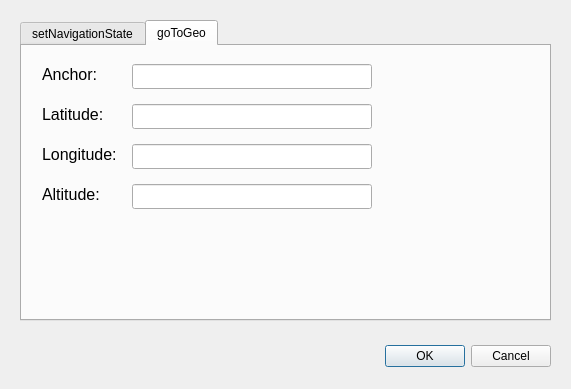
The window that apps/OpenSpace/ext/launcher/src/camera.ui (OpenSpace/OpenSpace) describes before a commit, drawn with Qt 5.
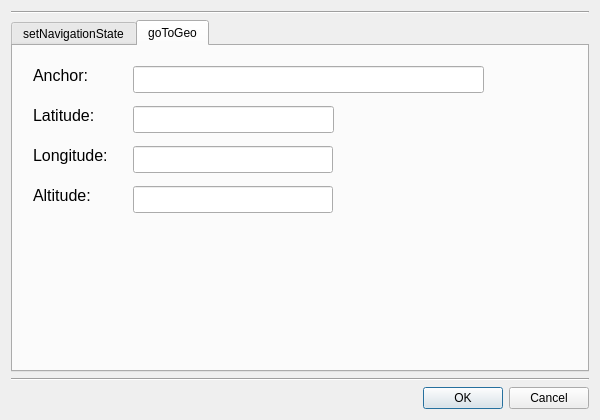
The same window after the commit. The open tabs and pages were chosen to show the change.

Commit message: Implementing multiple changes to layouts and features based on feedback

Diff of the .ui file:
```diff
--- a/apps/OpenSpace/ext/launcher/src/camera.ui
+++ b/apps/OpenSpace/ext/launcher/src/camera.ui
@@ -6,37 +6,46 @@
    <rect>
     <x>0</x>
     <y>0</y>
-    <width>571</width>
-    <height>389</height>
+    <width>600</width>
+    <height>420</height>
    </rect>
   </property>
+  <property name="minimumSize">
+   <size>
+    <width>600</width>
+    <height>420</height>
+   </size>
+  </property>
+  <property name="maximumSize">
+   <size>
+    <width>600</width>
+    <height>420</height>
+   </size>
+  </property>
   <property name="windowTitle">
    <string>Set Camera Position</string>
   </property>
-  <widget class="QDialogButtonBox" name="buttonBox">
-   <property name="geometry">
-    <rect>
-     <x>210</x>
-     <y>340</y>
-     <width>341</width>
-     <height>32</height>
-    </rect>
-   </property>
+  <layout class="QVBoxLayout" name="verticalLayout">
+   <item>
+    <widget class="Line" name="line">
    <property name="orientation">
     <enum>Qt::Horizontal</enum>
    </property>
-   <property name="standardButtons">
-    <set>QDialogButtonBox::Cancel|QDialogButtonBox::Ok</set>
-   </property>
-  </widget>
+    </widget>
+   </item>
+   <item>
   <widget class="QTabWidget" name="tabWidget">
-   <property name="geometry">
-    <rect>
-     <x>20</x>
-     <y>20</y>
-     <width>531</width>
-     <height>301</height>
-    </rect>
+     <property name="minimumSize">
+      <size>
+       <width>400</width>
+       <height>300</height>
+      </size>
+     </property>
+     <property name="maximumSize">
+      <size>
+       <width>800</width>
+       <height>400</height>
+      </size>
    </property>
    <property name="currentIndex">
     <number>1</number>
@@ -506,56 +515,48 @@
     </widget>
    </widget>
    <widget class="QWidget" name="tab_2">
+      <property name="minimumSize">
+       <size>
+        <width>250</width>
+        <height>0</height>
+       </size>
+      </property>
+      <property name="maximumSize">
+       <size>
+        <width>600</width>
+        <height>16777215</height>
+       </size>
+      </property>
     <attribute name="title">
      <string>goToGeo</string>
     </attribute>
-    <widget class="QLabel" name="label_anchorGeo">
-     <property name="geometry">
-      <rect>
-       <x>20</x>
-       <y>20</y>
-       <width>71</width>
-       <height>17</height>
-      </rect>
-     </property>
-     <property name="font">
-      <font>
-       <family>Arial</family>
-       <pointsize>12</pointsize>
-      </font>
-     </property>
-     <property name="text">
-      <string>Anchor:</string>
-     </property>
-    </widget>
-    <widget class="QLineEdit" name="line_anchorGeo">
-     <property name="geometry">
-      <rect>
-       <x>110</x>
-       <y>18</y>
-       <width>240</width>
-       <height>25</height>
-      </rect>
-     </property>
-     <property name="font">
-      <font>
-       <family>Arial</family>
-       <pointsize>12</pointsize>
-      </font>
-     </property>
-     <property name="toolTip">
-      <string>&lt;html&gt;&lt;head/&gt;&lt;body&gt;&lt;p&gt;Anchor camera to this globe (planet/moon)&lt;/p&gt;&lt;/body&gt;&lt;/html&gt;</string>
-     </property>
-    </widget>
     <widget class="QLabel" name="label_lat">
      <property name="geometry">
       <rect>
        <x>20</x>
        <y>60</y>
-       <width>81</width>
-       <height>17</height>
-      </rect>
-     </property>
+         <width>110</width>
+         <height>19</height>
+        </rect>
+       </property>
+       <property name="sizePolicy">
+        <sizepolicy hsizetype="Preferred" vsizetype="Fixed">
+         <horstretch>0</horstretch>
+         <verstretch>0</verstretch>
+        </sizepolicy>
+       </property>
+       <property name="minimumSize">
+        <size>
+         <width>110</width>
+         <height>0</height>
+        </size>
+       </property>
+       <property name="maximumSize">
+        <size>
+         <width>120</width>
+         <height>16777215</height>
+        </size>
+       </property>
      <property name="font">
       <font>
        <family>Arial</family>
@@ -569,12 +570,24 @@
     <widget class="QLineEdit" name="line_lat">
      <property name="geometry">
       <rect>
-       <x>110</x>
-       <y>58</y>
-       <width>240</width>
-       <height>25</height>
-      </rect>
-     </property>
+         <x>120</x>
+         <y>60</y>
+         <width>201</width>
+         <height>27</height>
+        </rect>
+       </property>
+       <property name="minimumSize">
+        <size>
+         <width>200</width>
+         <height>0</height>
+        </size>
+       </property>
+       <property name="maximumSize">
+        <size>
+         <width>600</width>
+         <height>16777215</height>
+        </size>
+       </property>
      <property name="font">
       <font>
        <family>Arial</family>
@@ -585,15 +598,101 @@
       <string>&lt;html&gt;&lt;head/&gt;&lt;body&gt;&lt;p&gt;Latitude of camera focus point (+/- 90 degrees)&lt;/p&gt;&lt;/body&gt;&lt;/html&gt;</string>
      </property>
     </widget>
+      <widget class="QLabel" name="label_anchorGeo">
+       <property name="geometry">
+        <rect>
+         <x>20</x>
+         <y>20</y>
+         <width>100</width>
+         <height>19</height>
+        </rect>
+       </property>
+       <property name="sizePolicy">
+        <sizepolicy hsizetype="Preferred" vsizetype="Fixed">
+         <horstretch>0</horstretch>
+         <verstretch>0</verstretch>
+        </sizepolicy>
+       </property>
+       <property name="minimumSize">
+        <size>
+         <width>100</width>
+         <height>0</height>
+        </size>
+       </property>
+       <property name="maximumSize">
+        <size>
+         <width>100</width>
+         <height>16777215</height>
+        </size>
+       </property>
+       <property name="font">
+        <font>
+         <family>Arial</family>
+         <pointsize>12</pointsize>
+        </font>
+       </property>
+       <property name="text">
+        <string>Anchor:</string>
+       </property>
+      </widget>
+      <widget class="QLineEdit" name="line_anchorGeo">
+       <property name="geometry">
+        <rect>
+         <x>120</x>
+         <y>20</y>
+         <width>351</width>
+         <height>27</height>
+        </rect>
+       </property>
+       <property name="minimumSize">
+        <size>
+         <width>200</width>
+         <height>0</height>
+        </size>
+       </property>
+       <property name="maximumSize">
+        <size>
+         <width>600</width>
+         <height>16777215</height>
+        </size>
+       </property>
+       <property name="font">
+        <font>
+         <family>Arial</family>
+         <pointsize>12</pointsize>
+        </font>
+       </property>
+       <property name="toolTip">
+        <string>&lt;html&gt;&lt;head/&gt;&lt;body&gt;&lt;p&gt;Anchor camera to this globe (planet/moon)&lt;/p&gt;&lt;/body&gt;&lt;/html&gt;</string>
+       </property>
+      </widget>
     <widget class="QLabel" name="label_long">
      <property name="geometry">
       <rect>
        <x>20</x>
        <y>100</y>
-       <width>81</width>
-       <height>17</height>
-      </rect>
-     </property>
+         <width>110</width>
+         <height>19</height>
+        </rect>
+       </property>
+       <property name="sizePolicy">
+        <sizepolicy hsizetype="Preferred" vsizetype="Fixed">
+         <horstretch>0</horstretch>
+         <verstretch>0</verstretch>
+        </sizepolicy>
+       </property>
+       <property name="minimumSize">
+        <size>
+         <width>110</width>
+         <height>0</height>
+        </size>
+       </property>
+       <property name="maximumSize">
+        <size>
+         <width>120</width>
+         <height>16777215</height>
+        </size>
+       </property>
      <property name="font">
       <font>
        <family>Arial</family>
@@ -607,10 +706,10 @@
     <widget class="QLineEdit" name="line_long">
      <property name="geometry">
       <rect>
-       <x>110</x>
-       <y>98</y>
-       <width>240</width>
-       <height>25</height>
+         <x>120</x>
+         <y>100</y>
+         <width>200</width>
+         <height>27</height>
       </rect>
      </property>
      <property name="font">
@@ -628,10 +727,28 @@
       <rect>
        <x>20</x>
        <y>140</y>
-       <width>81</width>
-       <height>17</height>
-      </rect>
-     </property>
+         <width>110</width>
+         <height>19</height>
+        </rect>
+       </property>
+       <property name="sizePolicy">
+        <sizepolicy hsizetype="Preferred" vsizetype="Fixed">
+         <horstretch>0</horstretch>
+         <verstretch>0</verstretch>
+        </sizepolicy>
+       </property>
+       <property name="minimumSize">
+        <size>
+         <width>110</width>
+         <height>0</height>
+        </size>
+       </property>
+       <property name="maximumSize">
+        <size>
+         <width>120</width>
+         <height>16777215</height>
+        </size>
+       </property>
      <property name="font">
       <font>
        <family>Arial</family>
@@ -645,10 +762,10 @@
     <widget class="QLineEdit" name="line_altitude">
      <property name="geometry">
       <rect>
-       <x>110</x>
-       <y>138</y>
-       <width>240</width>
-       <height>25</height>
+         <x>120</x>
+         <y>140</y>
+         <width>200</width>
+         <height>27</height>
       </rect>
      </property>
      <property name="font">
@@ -663,6 +780,25 @@
     </widget>
    </widget>
   </widget>
+   </item>
+   <item>
+    <widget class="Line" name="line_2">
+     <property name="orientation">
+      <enum>Qt::Horizontal</enum>
+     </property>
+    </widget>
+   </item>
+   <item>
+    <widget class="QDialogButtonBox" name="buttonBox">
+     <property name="orientation">
+      <enum>Qt::Horizontal</enum>
+     </property>
+     <property name="standardButtons">
+      <set>QDialogButtonBox::Cancel|QDialogButtonBox::Ok</set>
+     </property>
+    </widget>
+   </item>
+  </layout>
  </widget>
  <resources/>
  <connections>
```
Left out of the diff: 62 changed lines with no effect on the pictures. Lines whose indentation alone changed are shown as unchanged. The commit also changes 33 other files.
